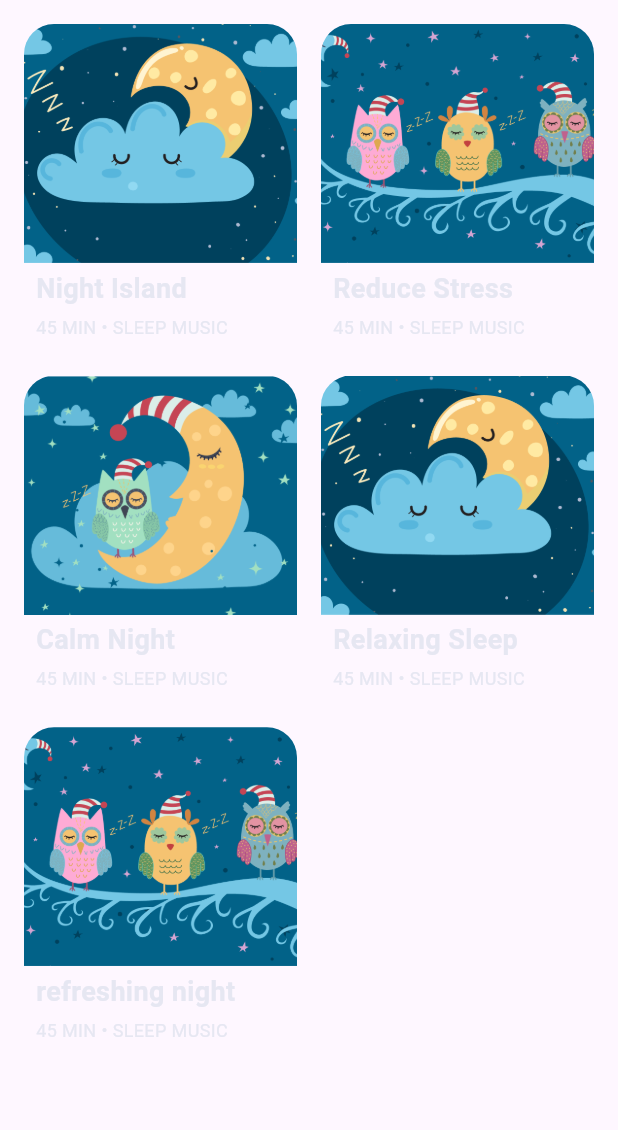
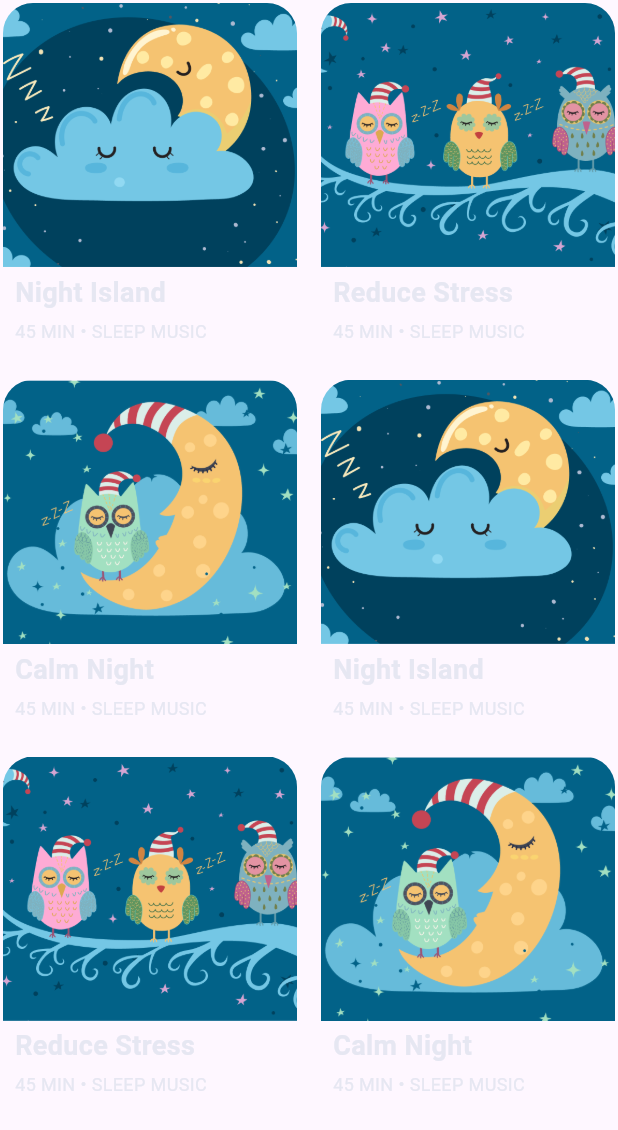
Before and after one commit to bahaaqasem20/sleep_app, a Flutter app: the SleepMusicGrid widget shown alone on an empty page, opened directly, on a phone screen of 412 x 824 dp. Shown: the top 1130 px of the screen. Run offline on Flutter 3.47's test engine with Material 3 defaults, Android fonts, the phone set to English and light mode, and no system bars; our stand-ins replace flutter_svg; Roboto replaces fonts that are missing (SF).

```diff
--- a/lib/components/sleepMusicGrid.dart
+++ b/lib/components/sleepMusicGrid.dart
@@ -1,5 +1,7 @@
 import 'package:flutter/material.dart';
 import 'package:sleep_app/colors.dart';
+import 'package:sleep_app/model.dart';
+import 'package:sleep_app/screens/details.dart';
 
 class SleepMusicGrid extends StatefulWidget {
   const SleepMusicGrid({super.key});
@@ -9,38 +11,47 @@ class SleepMusicGrid extends StatefulWidget {
 }
 
 class _SleepMusicGridState extends State<SleepMusicGrid> {
-  final List<Map<String, dynamic>> sleepMusics = [
-    {
-      'image': 'assets/png/1.png',
-      'title': "Night Island",
-      'desc': '45 MIN • SLEEP MUSIC',
-    },
-    {
-      'image': 'assets/png/2.png',
-      'title': "Reduce Stress",
-      'desc': '45 MIN • SLEEP MUSIC',
-    },
-    {
-      'image': 'assets/png/3.png',
-      'title': "Calm Night",
-      'desc': '45 MIN • SLEEP MUSIC',
-    },
-    {
-      'image': 'assets/png/1.png',
-      'title': "Relaxing Sleep",
-      'desc': '45 MIN • SLEEP MUSIC',
-    },
-    {
-      'image': 'assets/png/2.png',
-      'title': "refreshing night",
-      'desc': '45 MIN • SLEEP MUSIC',
-    },
+  final List<SleepCard> sleepMusics = [
+    SleepCard(
+      image: "assets/png/1.png",
+      title: "Night Island",
+      description: "45 MIN • SLEEP MUSIC",
+    ),
+
+    SleepCard(
+      image: "assets/png/2.png",
+      title: "Reduce Stress",
+      description: "45 MIN • SLEEP MUSIC",
+    ),
+
+    SleepCard(
+      image: "assets/png/3.png",
+      title: "Calm Night",
+      description: "45 MIN • SLEEP MUSIC",
+    ),
+    SleepCard(
+      image: "assets/png/1.png",
+      title: "Night Island",
+      description: "45 MIN • SLEEP MUSIC",
+    ),
+
+    SleepCard(
+      image: "assets/png/2.png",
+      title: "Reduce Stress",
+      description: "45 MIN • SLEEP MUSIC",
+    ),
+
+    SleepCard(
+      image: "assets/png/3.png",
+      title: "Calm Night",
+      description: "45 MIN • SLEEP MUSIC",
+    ),
   ];
 
   @override
   Widget build(BuildContext context) {
     return Padding(
-      padding: const EdgeInsets.all(16.0),
+      padding: const EdgeInsets.all(2),
       child: GridView.builder(
         shrinkWrap: true,
         physics: NeverScrollableScrollPhysics(),
@@ -53,7 +64,17 @@ class _SleepMusicGridState extends State<SleepMusicGrid> {
         ),
         itemBuilder: (context, index) {
           final item = sleepMusics[index];
-          return ClipRRect(
+
+          return GestureDetector(
+            onTap: () {
+              Navigator.push(
+                context,
+                MaterialPageRoute(
+                  builder: (context) => Details(sleepCard: item),
+                ),
+              );
+            },
+            child: ClipRRect(
               borderRadius: BorderRadius.circular(20),
               child: Column(
                 crossAxisAlignment: CrossAxisAlignment.start,
@@ -61,7 +82,7 @@ class _SleepMusicGridState extends State<SleepMusicGrid> {
                   Expanded(
                     flex: 3,
                     child: Image.asset(
-                    item['image'],
+                      item.image,
                       fit: BoxFit.cover,
                       width: double.infinity,
                     ),
@@ -72,7 +93,7 @@ class _SleepMusicGridState extends State<SleepMusicGrid> {
                       vertical: 4,
                     ),
                     child: Text(
-                    item['title'],
+                      item.title,
                       style: const TextStyle(
                         color: CustomColors.textColor,
                         fontSize: 18,
@@ -83,7 +104,7 @@ class _SleepMusicGridState extends State<SleepMusicGrid> {
                   Padding(
                     padding: const EdgeInsets.symmetric(horizontal: 8),
                     child: Text(
-                    item['desc'],
+                      item.description,
                       style: const TextStyle(
                         color: CustomColors.textColor,
                         fontSize: 12,
@@ -93,6 +114,7 @@ class _SleepMusicGridState extends State<SleepMusicGrid> {
                   const SizedBox(height: 8),
                 ],
               ),
+            ),
           );
         },
       ),
--- a/lib/main.dart
+++ b/lib/main.dart
@@ -1,5 +1,5 @@
 import 'package:flutter/material.dart';
-import 'package:sleep_app/screens/details.dart';
+import 'package:sleep_app/screens/welcome.dart';
 
 void main() {
   runApp(const MyApp());
@@ -15,7 +15,7 @@ class MyApp extends StatelessWidget {
       debugShowCheckedModeBanner: false,
       // applay San-Fransisco to the whole prject
       theme: ThemeData(fontFamily: 'SF'),
-      home: Details(),
+      home: Welcome(),
     );
   }
 }
--- /dev/null
+++ b/lib/model.dart
@@ -0,0 +1,11 @@
+class SleepCard {
+  final String image;
+  final String title;
+  final String description;
+
+  SleepCard({
+    required this.image,
+    required this.title,
+    required this.description,
+  });
+}
```
Also changed, not shown: lib/screens/details.dart (+69 -36 lines). Lines whose indentation alone changed are shown as unchanged.
